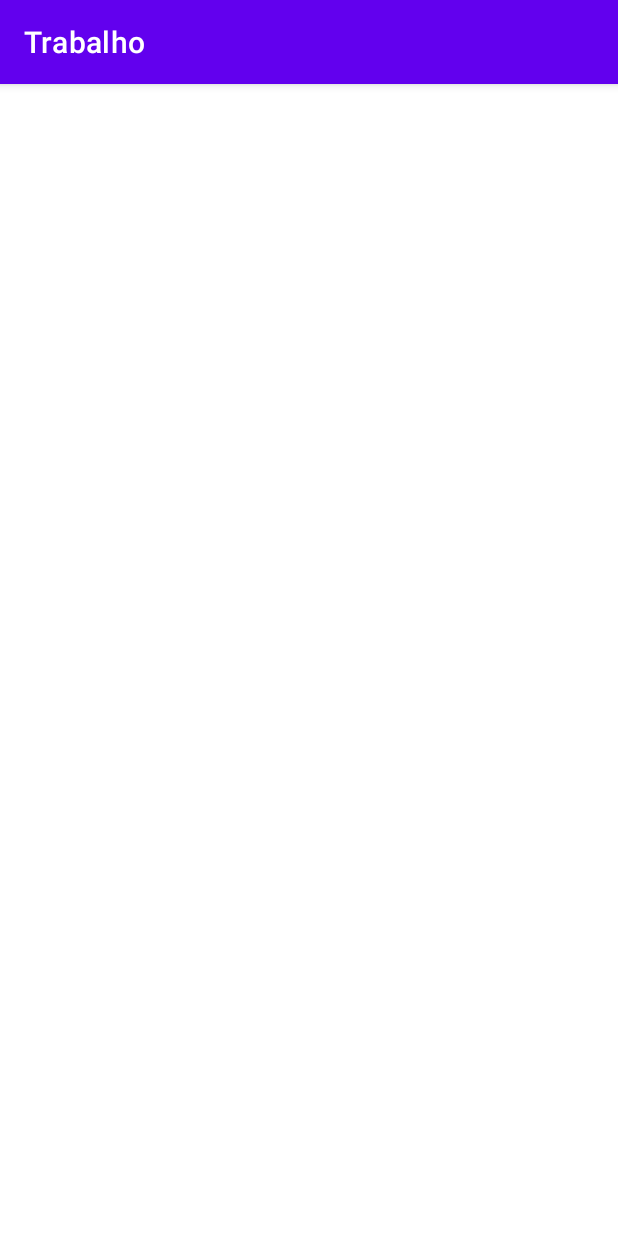
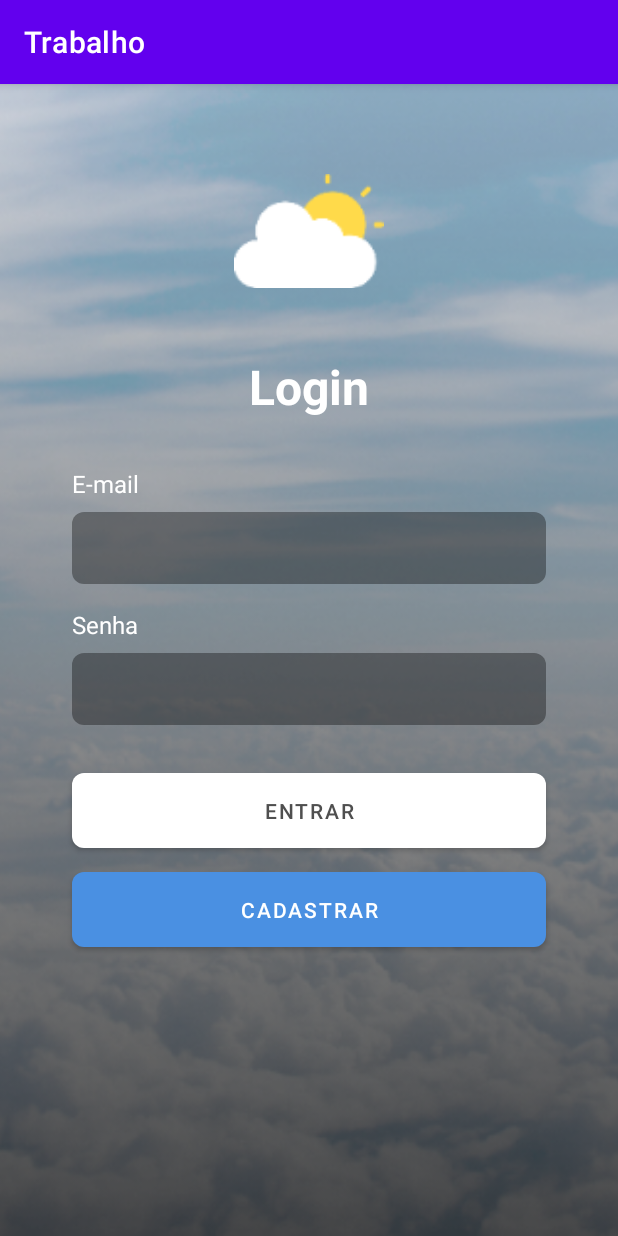
Before and after one commit to roblima92/trabalho-dispositivos-moveis, an Android app: the LoginActivity screen opened directly, with no data from a screen before it, on a phone screen of 412 x 824 dp. Run offline under Robolectric (Android 15) with nearby library versions, the phone set to English and light mode, and no system bars.

Commit message:
WIP: add login and fix splash screen comments

```diff
--- /dev/null
+++ b/app/src/main/res/drawable/input_login.xml
@@ -0,0 +1,12 @@
+<?xml version="1.0" encoding="utf-8"?>
+<shape xmlns:android="http://schemas.android.com/apk/res/android"
+    android:shape="rectangle"
+    android:padding="10dp">
+
+    <solid android:color="#59000000" />
+    <corners
+        android:bottomRightRadius="8dp"
+        android:bottomLeftRadius="8dp"
+        android:topLeftRadius="8dp"
+        android:topRightRadius="8dp" />
+</shape>
--- a/app/src/main/res/layout/activity_login.xml
+++ b/app/src/main/res/layout/activity_login.xml
@@ -4,6 +4,149 @@
     xmlns:tools="http://schemas.android.com/tools"
     android:layout_width="match_parent"
     android:layout_height="match_parent"
-    tools:context=".LoginActivity">
+    tools:context=".LoginActivity"
+    tools:ignore="ExtraText">
+
+    <!-- Background -->
+    <ImageView
+        android:id="@+id/background_login"
+        android:layout_width="550dp"
+        android:layout_height="1000dp"
+        android:contentDescription="@string/background"
+        app:layout_constraintBottom_toBottomOf="parent"
+        app:layout_constraintEnd_toEndOf="parent"
+        app:layout_constraintStart_toStartOf="parent"
+        app:layout_constraintTop_toTopOf="parent"
+        app:srcCompat="@drawable/background_login_home" />
+
+    <!-- Logo -->
+    <ImageView
+        android:id="@+id/app_icon_login"
+        android:layout_width="100dp"
+        android:layout_height="100dp"
+        android:layout_marginTop="48dp"
+        android:contentDescription="@string/icon"
+        app:layout_constraintEnd_toEndOf="parent"
+        app:layout_constraintStart_toStartOf="parent"
+        app:layout_constraintTop_toTopOf="parent"
+        app:srcCompat="@drawable/app_icon" />
+
+    <!-- Login Title -->
+    <TextView
+        android:id="@+id/login_title"
+        android:layout_width="wrap_content"
+        android:layout_height="wrap_content"
+        android:layout_marginTop="32dp"
+        android:contentDescription="@string/login"
+        android:text="@string/login"
+        android:textColor="#FFFFFF"
+        android:textSize="32sp"
+        android:textStyle="bold"
+        app:layout_constraintEnd_toEndOf="parent"
+        app:layout_constraintStart_toStartOf="parent"
+        app:layout_constraintTop_toBottomOf="@+id/app_icon_login" />
+
+    <!-- E-mail label -->
+    <TextView
+        android:id="@+id/email_label"
+        android:layout_width="wrap_content"
+        android:layout_height="wrap_content"
+        android:layout_marginStart="48dp"
+        android:layout_marginLeft="48dp"
+        android:layout_marginTop="32dp"
+        android:text="@string/email"
+        android:textColor="#FFFFFF"
+        android:textSize="16sp"
+        app:layout_constraintStart_toStartOf="parent"
+        app:layout_constraintTop_toBottomOf="@+id/login_title" />
+
+    <!-- E-mail input -->
+    <EditText
+        android:id="@+id/email_input"
+        android:layout_width="0dp"
+        android:layout_height="48dp"
+        android:layout_marginStart="48dp"
+        android:layout_marginLeft="48dp"
+        android:layout_marginTop="8dp"
+        android:layout_marginEnd="48dp"
+        android:layout_marginRight="48dp"
+        android:background="@drawable/input_login"
+        android:ems="10"
+        android:inputType="textEmailAddress"
+        app:layout_constraintEnd_toEndOf="parent"
+        app:layout_constraintStart_toStartOf="parent"
+        app:layout_constraintTop_toBottomOf="@+id/email_label" />
+
+    <!-- Password label -->
+    <TextView
+        android:id="@+id/password_label"
+        android:layout_width="wrap_content"
+        android:layout_height="wrap_content"
+        android:layout_marginStart="48dp"
+        android:layout_marginLeft="48dp"
+        android:layout_marginTop="16dp"
+        android:text="@string/password"
+        android:textColor="#FFFFFF"
+        android:textSize="16sp"
+        app:layout_constraintStart_toStartOf="parent"
+        app:layout_constraintTop_toBottomOf="@+id/email_input" />
+
+    <!-- Password input -->
+    <EditText
+        android:id="@+id/password_input"
+        android:layout_width="0dp"
+        android:layout_height="48dp"
+        android:layout_marginStart="48dp"
+        android:layout_marginLeft="48dp"
+        android:layout_marginTop="8dp"
+        android:layout_marginEnd="48dp"
+        android:layout_marginRight="48dp"
+        android:background="@drawable/input_login"
+        android:ems="10"
+        android:inputType="textPassword"
+        app:layout_constraintEnd_toEndOf="parent"
+        app:layout_constraintStart_toStartOf="parent"
+        app:layout_constraintTop_toBottomOf="@+id/password_label" />
+
+    <!-- Login button -->
+    <Button
+        android:id="@+id/login_button"
+        android:layout_width="0dp"
+        android:layout_height="50dp"
+        android:layout_marginStart="48dp"
+        android:layout_marginLeft="48dp"
+        android:layout_marginTop="32dp"
+        android:layout_marginEnd="48dp"
+        android:layout_marginRight="48dp"
+        android:insetTop="0dp"
+        android:insetBottom="0dp"
+        android:text="@string/login_button"
+        android:textColor="#4F4F4F"
+        app:backgroundTint="#FFFFFF"
+        app:cornerRadius="8dp"
+        app:layout_constraintEnd_toEndOf="parent"
+        app:layout_constraintStart_toStartOf="parent"
+        app:layout_constraintTop_toBottomOf="@+id/password_input" />
+
+    <!-- Register button -->
+    <Button
+        android:id="@+id/register_button"
+        android:layout_width="0dp"
+        android:layout_height="50dp"
+        android:layout_marginStart="48dp"
+        android:layout_marginLeft="48dp"
+        android:layout_marginTop="16dp"
+        android:layout_marginEnd="48dp"
+        android:layout_marginRight="48dp"
+        android:insetTop="0dp"
+        android:insetBottom="0dp"
+        android:text="@string/register_button"
+        android:textColor="#FFFFFF"
+        app:backgroundTint="#4A90E2"
+        app:cornerRadius="8dp"
+        app:layout_constraintEnd_toEndOf="parent"
+        app:layout_constraintHorizontal_bias="0.0"
+        app:layout_constraintStart_toStartOf="parent"
+        app:layout_constraintTop_toBottomOf="@+id/login_button" />
 
 </androidx.constraintlayout.widget.ConstraintLayout>
--- a/app/src/main/res/layout/activity_splash_screen.xml
+++ b/app/src/main/res/layout/activity_splash_screen.xml
@@ -10,21 +10,18 @@
     <!-- Background -->
     <ImageView
         android:id="@+id/background_splash_screen"
-        android:layout_width="536dp"
-        android:layout_height="1125dp"
+        android:layout_width="550dp"
+        android:layout_height="1000dp"
         android:contentDescription="@string/background"
         app:layout_constraintBottom_toBottomOf="parent"
         app:layout_constraintEnd_toEndOf="parent"
-        app:layout_constraintHorizontal_bias="0.504"
+        app:layout_constraintHorizontal_bias="0.503"
         app:layout_constraintStart_toStartOf="parent"
         app:layout_constraintTop_toTopOf="parent"
-        app:layout_constraintVertical_bias="0.054"
+        app:layout_constraintVertical_bias="0.029"
         app:srcCompat="@drawable/background_splash_screen" />
 
     <!-- Logo -->
-
-    <!-- Title -->
-
     <ImageView
         android:id="@+id/app_icon"
         android:layout_width="100dp"
@@ -37,6 +34,7 @@
         app:layout_constraintTop_toTopOf="parent"
         app:srcCompat="@drawable/app_icon" />
 
+    <!-- Title -->
     <TextView
         android:id="@+id/app_name"
         android:layout_width="wrap_content"
--- a/app/src/main/res/values/strings.xml
+++ b/app/src/main/res/values/strings.xml
@@ -2,4 +2,10 @@
     <string name="app_name">Trabalho</string>
     <string name="icon">Ícone</string>
     <string name="background">Imagem de fundo</string>
+    <string name="login">Login</string>
+    <string name="login_button">Entrar</string>
+    <string name="register">Cadastrar</string>
+    <string name="register_button">Cadastrar</string>
+    <string name="email">E-mail</string>
+    <string name="password">Senha</string>
 </resources>
```
Also changed, not shown: app/src/main/res/drawable-xxxhdpi/background_login_home.png (added).
